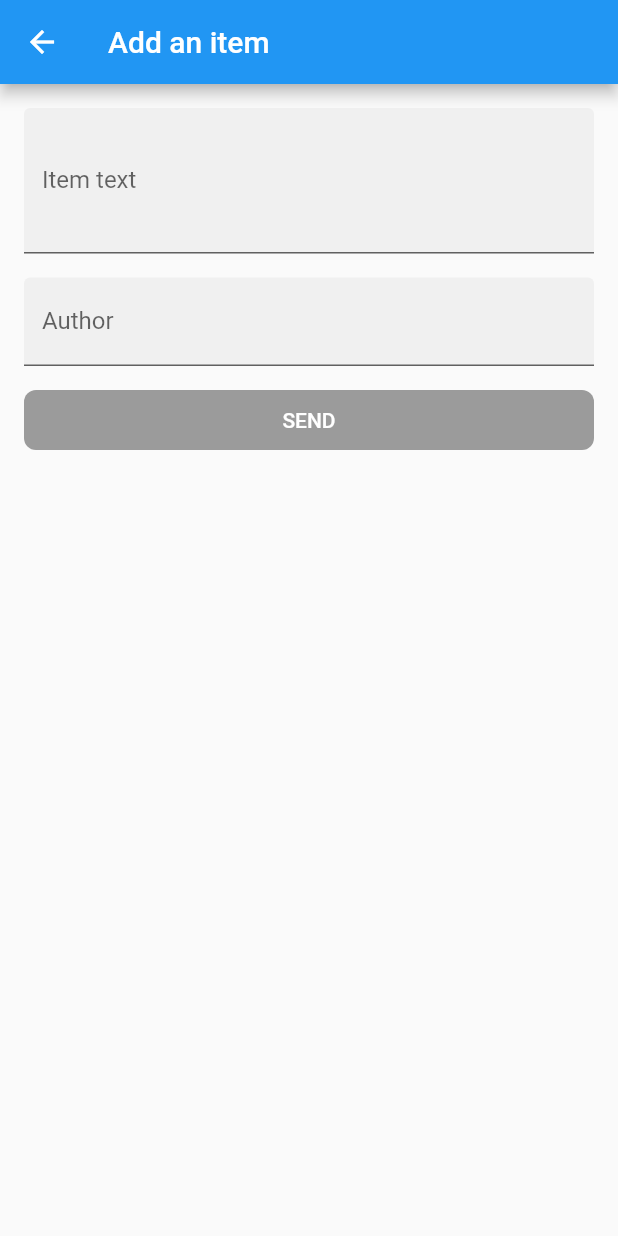
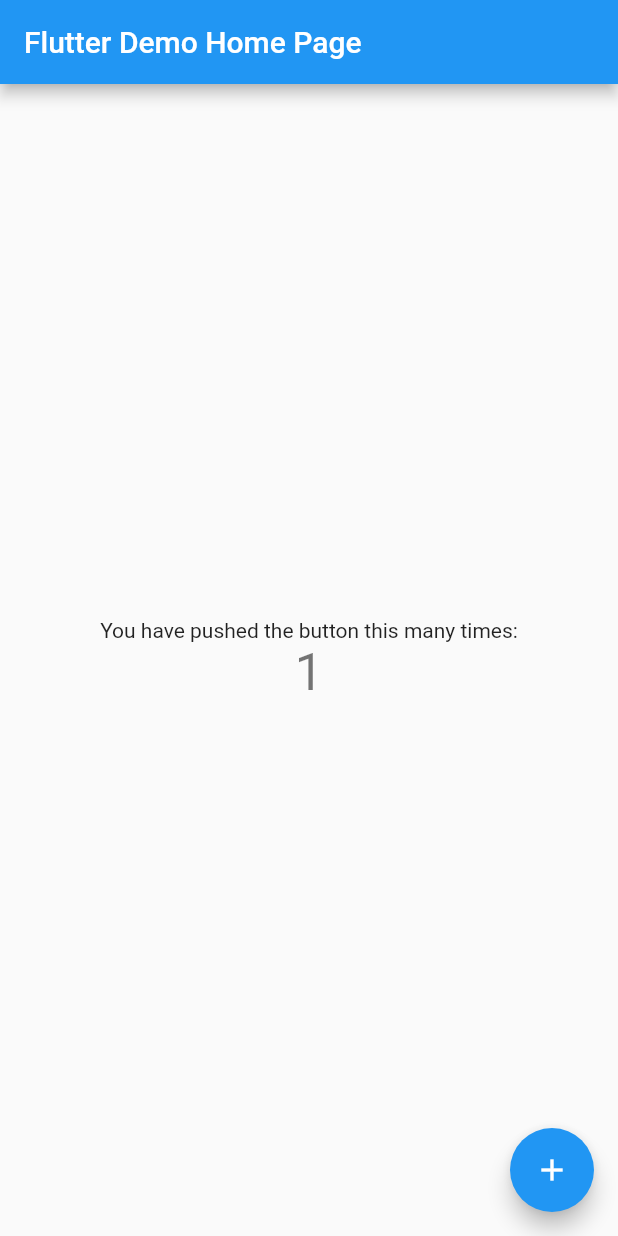
Before and after one commit to MarcinusX/backlog_app, a Flutter app: the screen it shows after launch, after a tap on the "add" icon, on a phone screen of 412 x 824 dp. Run offline on Flutter 3.47's test engine with Material 2 defaults, Android fonts, the phone set to English and light mode, and no system bars.

Commit message:
Reset for the workshop

```diff
--- a/lib/bloc/backlog_list_bloc.dart
+++ /dev/null
@@ -1,48 +0,0 @@
-import 'dart:convert';
-
-import 'package:backlog_app/constants.dart';
-import 'package:backlog_app/model/note.dart';
-import 'package:http/http.dart' as http;
-import 'package:rxdart/rxdart.dart';
-
-class BacklogListBloc {
-  final _notesSubject = BehaviorSubject<List<Note>>();
-  final _getNotesSubject = PublishSubject<void>();
-  final _likeSubject = PublishSubject<Note>();
-
-  BacklogListBloc() {
-    _getNotesSubject.listen((_) => _getNotes());
-    _likeSubject.listen(_likeANote);
-    _getNotesSubject.add(null);
-  }
-
-  Sink<void> get requestNotesSink => _getNotesSubject.sink;
-
-  Sink<Note> get likeNoteSink => _likeSubject.sink;
-
-  Observable<List<Note>> get notes => _notesSubject.stream;
-
-  Future<void> _getNotes() async {
-    http.Response response = await http.get('$https$apiDomain/getItems');
-    print(response.body);
-    if (response.statusCode == 200) {
-      List body = json.decode(response.body);
-      List<Note> notes = body.map((json) => Note.fromJson(json)).toList();
-      _notesSubject.add(notes);
-    } else {
-      print(response.statusCode);
-    }
-  }
-
-  Future<void> _likeANote(Note note) async {
-    http.Response response = await http.put('$https$apiDomain/like?id=${note.id}');
-    print(response.body);
-    requestNotesSink.add(null);
-  }
-
-  void dispose() {
-    _likeSubject.close();
-    _notesSubject.close();
-    _getNotesSubject.close();
-  }
-}
--- a/lib/bloc/bloc_provider.dart
+++ /dev/null
@@ -1,22 +0,0 @@
-import 'package:backlog_app/bloc/backlog_list_bloc.dart';
-import 'package:flutter/material.dart';
-
-class BlocProvider extends InheritedWidget {
-  final BacklogListBloc backlogListBloc;
-
-  const BlocProvider({
-    Key key,
-    @required this.backlogListBloc,
-    @required Widget child,
-  })  : assert(child != null),
-        super(key: key, child: child);
-
-  static BlocProvider of(BuildContext context) {
-    return context.inheritFromWidgetOfExactType(BlocProvider) as BlocProvider;
-  }
-
-  @override
-  bool updateShouldNotify(BlocProvider old) {
-    return true;
-  }
-}
--- a/lib/bloc/new_note_bloc.dart
+++ /dev/null
@@ -1,65 +0,0 @@
-import 'dart:convert';
-import 'dart:io';
-
-import 'package:backlog_app/constants.dart';
-import 'package:http/http.dart' as http;
-import 'package:rxdart/rxdart.dart';
-
-class NewNoteBloc {
-  final _textSubject = BehaviorSubject<String>();
-  final _authorSubject = BehaviorSubject<String>();
-  final _submitSubject = PublishSubject<void>();
-  final _requestStateSubject = PublishSubject<RequestState>();
-
-  NewNoteBloc() {
-    _submitSubject.listen((_) => _addNewNote());
-  }
-
-  Sink<String> get textSink => _textSubject.sink;
-
-  Sink<String> get authorSink => _authorSubject.sink;
-
-  Sink<void> get submitSink => _submitSubject.sink;
-
-  Observable<bool> get canSubmit => Observable.combineLatest2(
-        _textSubject.stream,
-        _authorSubject.stream,
-        (String text, String author) {
-          return text.trim().isNotEmpty && author.trim().isNotEmpty;
-        },
-      );
-
-  Observable<RequestState> get requestState => _requestStateSubject.stream;
-
-  void _addNewNote() async {
-    _requestStateSubject.add(RequestState.processing);
-
-    String author = _authorSubject.value;
-    String text = _textSubject.value;
-    String body = json.encode({
-      'text': text,
-      'author': author,
-    });
-    Map<String, String> headers = {'content-type': 'application/json'};
-    http.Response response = await http.post(
-      '$https$apiDomain/addItem',
-      body: body,
-      headers: headers,
-    );
-    print(response.body);
-    if (response.statusCode == HttpStatus.ok) {
-      _requestStateSubject.add(RequestState.success);
-    } else {
-      _requestStateSubject.add(RequestState.error);
-    }
-  }
-
-  void dispose() {
-    _textSubject.close();
-    _authorSubject.close();
-    _submitSubject.close();
-    _requestStateSubject.close();
-  }
-}
-
-enum RequestState { idle, processing, error, success }
--- a/lib/constants.dart
+++ /dev/null
@@ -1,2 +0,0 @@
-const String https = 'https://';
-const String apiDomain = 'backlogbackend.herokuapp.com';
--- a/lib/main.dart
+++ b/lib/main.dart
@@ -1,4 +1,111 @@
-import 'package:backlog_app/widget/my_app.dart';
 import 'package:flutter/material.dart';
 
 void main() => runApp(MyApp());
+
+class MyApp extends StatelessWidget {
+  // This widget is the root of your application.
+  @override
+  Widget build(BuildContext context) {
+    return MaterialApp(
+      title: 'Flutter Demo',
+      theme: ThemeData(
+        // This is the theme of your application.
+        //
+        // Try running your application with "flutter run". You'll see the
+        // application has a blue toolbar. Then, without quitting the app, try
+        // changing the primarySwatch below to Colors.green and then invoke
+        // "hot reload" (press "r" in the console where you ran "flutter run",
+        // or simply save your changes to "hot reload" in a Flutter IDE).
+        // Notice that the counter didn't reset back to zero; the application
+        // is not restarted.
+        primarySwatch: Colors.blue,
+      ),
+      home: MyHomePage(title: 'Flutter Demo Home Page'),
+    );
+  }
+}
+
+class MyHomePage extends StatefulWidget {
+  MyHomePage({Key key, this.title}) : super(key: key);
+
+  // This widget is the home page of your application. It is stateful, meaning
+  // that it has a State object (defined below) that contains fields that affect
+  // how it looks.
+
+  // This class is the configuration for the state. It holds the values (in this
+  // case the title) provided by the parent (in this case the App widget) and
+  // used by the build method of the State. Fields in a Widget subclass are
+  // always marked "final".
+
+  final String title;
+
+  @override
+  _MyHomePageState createState() => _MyHomePageState();
+}
+
+class _MyHomePageState extends State<MyHomePage> {
+  int _counter = 0;
+
+  void _incrementCounter() {
+    setState(() {
+      // This call to setState tells the Flutter framework that something has
+      // changed in this State, which causes it to rerun the build method below
+      // so that the display can reflect the updated values. If we changed
+      // _counter without calling setState(), then the build method would not be
+      // called again, and so nothing would appear to happen.
+      _counter++;
+    });
+  }
+
+  @override
+  Widget build(BuildContext context) {
+    // This method is rerun every time setState is called, for instance as done
+    // by the _incrementCounter method above.
+    //
+    // The Flutter framework has been optimized to make rerunning build methods
+    // fast, so that you can just rebuild anything that needs updating rather
+    // than having to individually change instances of widgets.
+    return Scaffold(
+      appBar: AppBar(
+        // Here we take the value from the MyHomePage object that was created by
+        // the App.build method, and use it to set our appbar title.
+        title: Text(widget.title),
+      ),
+      body: Center(
+        // Center is a layout widget. It takes a single child and positions it
+        // in the middle of the parent.
+        child: Column(
+          // Column is also layout widget. It takes a list of children and
+          // arranges them vertically. By default, it sizes itself to fit its
+          // children horizontally, and tries to be as tall as its parent.
+          //
+          // Invoke "debug painting" (press "p" in the console, choose the
+          // "Toggle Debug Paint" action from the Flutter Inspector in Android
+          // Studio, or the "Toggle Debug Paint" command in Visual Studio Code)
+          // to see the wireframe for each widget.
+          //
+          // Column has various properties to control how it sizes itself and
+          // how it positions its children. Here we use mainAxisAlignment to
+          // center the children vertically; the main axis here is the vertical
+          // axis because Columns are vertical (the cross axis would be
+          // horizontal).
+          mainAxisAlignment: MainAxisAlignment.center,
+          children: <Widget>[
+            Text(
+              'You have pushed the button this many times:',
+            ),
+            Text(
+              '$_counter',
+              style: Theme.of(context).textTheme.display1,
+            ),
+          ],
+        ),
+      ),
+      floatingActionButton: FloatingActionButton(
+        onPressed: _incrementCounter,
+        tooltip: 'Increment',
+        child: Icon(Icons.add),
+      ), // This trailing comma makes auto-formatting nicer for build methods.
+    );
+  }
+}
--- a/lib/model/note.dart
+++ /dev/null
@@ -1,18 +0,0 @@
-import 'dart:ui';
-
-class Note {
-  final String author;
-  final String text;
-  final Color color;
-  final int likes;
-  final int id;
-
-  Note(this.author, this.text, this.color, this.likes, [this.id]);
-
-  Note.fromJson(Map<String, dynamic> map)
-      : author = map['author'],
-        text = map['text'],
-        color = Color(map['color']),
-        likes = map['likes'],
-        id = map['id'];
-}
--- a/lib/widget/backlog_list_page.dart
+++ /dev/null
@@ -1,61 +0,0 @@
-import 'package:backlog_app/bloc/backlog_list_bloc.dart';
-import 'package:backlog_app/bloc/bloc_provider.dart';
-import 'package:backlog_app/bloc/new_note_bloc.dart';
-import 'package:backlog_app/model/note.dart';
-import 'package:backlog_app/widget/new_note_page.dart';
-import 'package:backlog_app/widget/note_card.dart';
-import 'package:flutter/material.dart';
-
-class BacklogListPage extends StatelessWidget {
-  @override
-  Widget build(BuildContext context) {
-    BacklogListBloc bloc = BlocProvider.of(context).backlogListBloc;
-    return Scaffold(
-      appBar: AppBar(
-        title: Text('Backlog App'),
-      ),
-      body: StreamBuilder<List<Note>>(
-          stream: bloc.notes,
-          builder: (context, AsyncSnapshot<List<Note>> snapshot) {
-            if (!snapshot.hasData) {
-              return Center(child: CircularProgressIndicator());
-            }
-            return GridView.count(
-              crossAxisCount: 2,
-              children: snapshot.data
-                  .map((Note note) => NoteCard(note: note))
-                  .toList(),
-            );
-          }),
-      floatingActionButton: _NewNoteFloatingActionButton(),
-    );
-  }
-}
-
-class _NewNoteFloatingActionButton extends StatelessWidget {
-  @override
-  Widget build(BuildContext context) {
-    return FloatingActionButton(
-      child: Icon(Icons.add),
-      onPressed: () => _goToNewNotePage(context),
-    );
-  }
-
-  void _goToNewNotePage(BuildContext context) {
-    NewNoteBloc newNoteBloc = NewNoteBloc();
-
-    Navigator.of(context)
-        .push(MaterialPageRoute(
-      builder: (context) => NewNotePage(
-            bloc: newNoteBloc,
-          ),
-    ))
-        .then((hasAddedNote) {
-      if (hasAddedNote == true) {
-        BacklogListBloc bloc = BlocProvider.of(context).backlogListBloc;
-        bloc.requestNotesSink.add(null);
-      }
-      newNoteBloc.dispose();
-    });
-  }
-}
--- a/lib/widget/my_app.dart
+++ /dev/null
@@ -1,39 +0,0 @@
-import 'package:backlog_app/bloc/backlog_list_bloc.dart';
-import 'package:backlog_app/bloc/bloc_provider.dart';
-import 'package:backlog_app/widget/backlog_list_page.dart';
-import 'package:flutter/material.dart';
-
-class MyApp extends StatefulWidget {
-  @override
-  _MyAppState createState() => _MyAppState();
-}
-
-class _MyAppState extends State<MyApp> {
-  BacklogListBloc backlogListBloc;
-
-  @override
-  void initState() {
-    super.initState();
-    backlogListBloc = BacklogListBloc();
-  }
-
-  @override
-  Widget build(BuildContext context) {
-    return BlocProvider(
-      backlogListBloc: backlogListBloc,
-      child: MaterialApp(
-        title: 'BacklogApp',
-        theme: ThemeData(
-          primaryColor: Colors.blue,
-        ),
-        home: BacklogListPage(),
-      ),
-    );
-  }
-
-  @override
-  void dispose() {
-    backlogListBloc.dispose();
-    super.dispose();
-  }
-}
--- a/lib/widget/new_note_page.dart
+++ /dev/null
@@ -1,108 +0,0 @@
-import 'dart:async';
-
-import 'package:backlog_app/bloc/new_note_bloc.dart';
-import 'package:flutter/material.dart';
-
-class NewNotePage extends StatefulWidget {
-  final NewNoteBloc bloc;
-
-  const NewNotePage({Key key, @required this.bloc}) : super(key: key);
-
-  @override
-  _NewNotePageState createState() => _NewNotePageState();
-}
-
-class _NewNotePageState extends State<NewNotePage> {
-  StreamSubscription subscription;
-
-  @override
-  Widget build(BuildContext context) {
-    return Scaffold(
-      appBar: AppBar(
-        title: Text('Add an item'),
-      ),
-      body: StreamBuilder<RequestState>(
-          stream: widget.bloc.requestState,
-          initialData: RequestState.idle,
-          builder: (context, snapshot) {
-            if (snapshot.data == RequestState.processing) {
-              return Center(
-                child: CircularProgressIndicator(),
-              );
-            }
-            return Padding(
-              padding: const EdgeInsets.all(16),
-              child: Column(
-                children: <Widget>[
-                  TextField(
-                    decoration: InputDecoration(
-                      filled: true,
-                      labelText: 'Item text',
-                    ),
-                    maxLines: 3,
-                    onChanged: (s) => widget.bloc.textSink.add(s),
-                  ),
-                  SizedBox(height: 16),
-                  TextField(
-                    decoration: InputDecoration(
-                      filled: true,
-                      labelText: 'Author',
-                    ),
-                    onChanged: (s) => widget.bloc.authorSink.add(s),
-                  ),
-                  SizedBox(height: 16),
-                  _SendButton(bloc: widget.bloc),
-                ],
-              ),
-            );
-          }),
-    );
-  }
-
-  @override
-  void initState() {
-    super.initState();
-    subscription = widget.bloc.requestState.listen((state) {
-      if (state == RequestState.success) {
-        Navigator.of(context).pop(true);
-      }
-    });
-  }
-
-  @override
-  void dispose() {
-    subscription.cancel();
-    super.dispose();
-  }
-}
-
-class _SendButton extends StatelessWidget {
-  final NewNoteBloc bloc;
-
-  const _SendButton({Key key, @required this.bloc}) : super(key: key);
-
-  @override
-  Widget build(BuildContext context) {
-    return StreamBuilder<bool>(
-        stream: bloc.canSubmit,
-        initialData: false,
-        builder: (context, snapshot) {
-          return SizedBox(
-            width: double.infinity,
-            height: 40,
-            child: RaisedButton(
-              color: Colors.blue,
-              textColor: Colors.white,
-              shape: RoundedRectangleBorder(
-                  borderRadius: BorderRadius.circular(8)),
-              child: Text('SEND'),
-              onPressed: snapshot.data ? () => _onPressed(context) : null,
-            ),
-          );
-        });
-  }
-
-  void _onPressed(BuildContext context) {
-    bloc.submitSink.add(null);
-  }
-}
--- a/pubspec.yaml
+++ b/pubspec.yaml
@@ -19,8 +19,6 @@ environment:
 dependencies:
   flutter:
     sdk: flutter
-  rxdart: ^0.21.0
-  http: ^0.12.0
 
 dev_dependencies:
   flutter_test:
```
Also changed, not shown: lib/widget/note_card.dart (deleted, +0 -80 lines), pubspec.lock.
